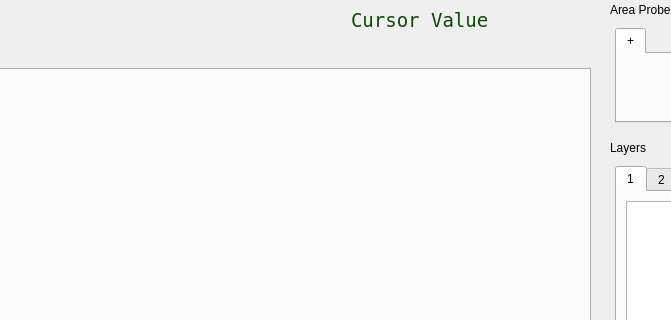
Before: the Qt Designer form py/cspov/ui/pov_main.ui in ssec/sift, drawn with Qt 5; both pictures show x 407 to 1078 and y 0 to 320 of the 1309 by 807 pixel window.
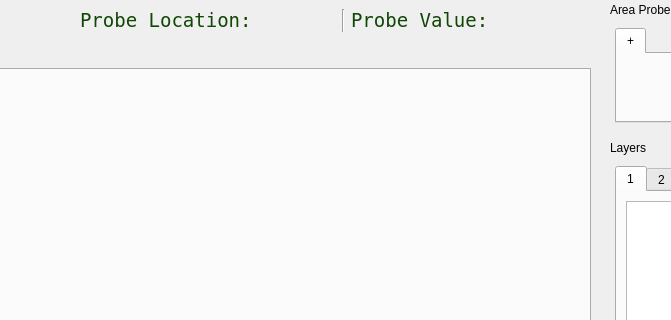
After: the same form once the commit is applied.

Commit message: added text label for lat/lon coordinates of point probe

```diff
--- a/py/cspov/ui/pov_main.ui
+++ b/py/cspov/ui/pov_main.ui
@@ -54,6 +54,102 @@
         </property>
        </spacer>
       </item>
+      <item>
+       <widget class="QLabel" name="cursorProbeLocation">
+        <property name="minimumSize">
+         <size>
+          <width>256</width>
+          <height>0</height>
+         </size>
+        </property>
+        <property name="palette">
+         <palette>
+          <active>
+           <colorrole role="WindowText">
+            <brush brushstyle="SolidPattern">
+             <color alpha="255">
+              <red>17</red>
+              <green>71</green>
+              <blue>5</blue>
+             </color>
+            </brush>
+           </colorrole>
+           <colorrole role="Text">
+            <brush brushstyle="SolidPattern">
+             <color alpha="255">
+              <red>17</red>
+              <green>71</green>
+              <blue>5</blue>
+             </color>
+            </brush>
+           </colorrole>
+          </active>
+          <inactive>
+           <colorrole role="WindowText">
+            <brush brushstyle="SolidPattern">
+             <color alpha="255">
+              <red>17</red>
+              <green>71</green>
+              <blue>5</blue>
+             </color>
+            </brush>
+           </colorrole>
+           <colorrole role="Text">
+            <brush brushstyle="SolidPattern">
+             <color alpha="255">
+              <red>17</red>
+              <green>71</green>
+              <blue>5</blue>
+             </color>
+            </brush>
+           </colorrole>
+          </inactive>
+          <disabled>
+           <colorrole role="WindowText">
+            <brush brushstyle="SolidPattern">
+             <color alpha="255">
+              <red>69</red>
+              <green>69</green>
+              <blue>69</blue>
+             </color>
+            </brush>
+           </colorrole>
+           <colorrole role="Text">
+            <brush brushstyle="SolidPattern">
+             <color alpha="255">
+              <red>69</red>
+              <green>69</green>
+              <blue>69</blue>
+             </color>
+            </brush>
+           </colorrole>
+          </disabled>
+         </palette>
+        </property>
+        <property name="font">
+         <font>
+          <family>Andale Mono</family>
+          <pointsize>14</pointsize>
+         </font>
+        </property>
+        <property name="toolTip">
+         <string>longitude/latitude location of point probe</string>
+        </property>
+        <property name="statusTip">
+         <string>longitude/latitude coordinates under cursor</string>
+        </property>
+        <property name="text">
+         <string>Probe Location: </string>
+        </property>
+       </widget>
+      </item>
+      <item>
+       <widget class="Line" name="line">
+        <property name="orientation">
+         <enum>Qt::Vertical</enum>
+        </property>
+       </widget>
+      </item>
       <item>
        <widget class="QLabel" name="cursorProbeText">
         <property name="minimumSize">
@@ -145,7 +241,7 @@
          <string>Selected layer value under cursor</string>
         </property>
         <property name="text">
-         <string>Cursor Value</string>
+         <string>Probe Value:</string>
         </property>
        </widget>
       </item>
```
The commit also changes 2 other files.
